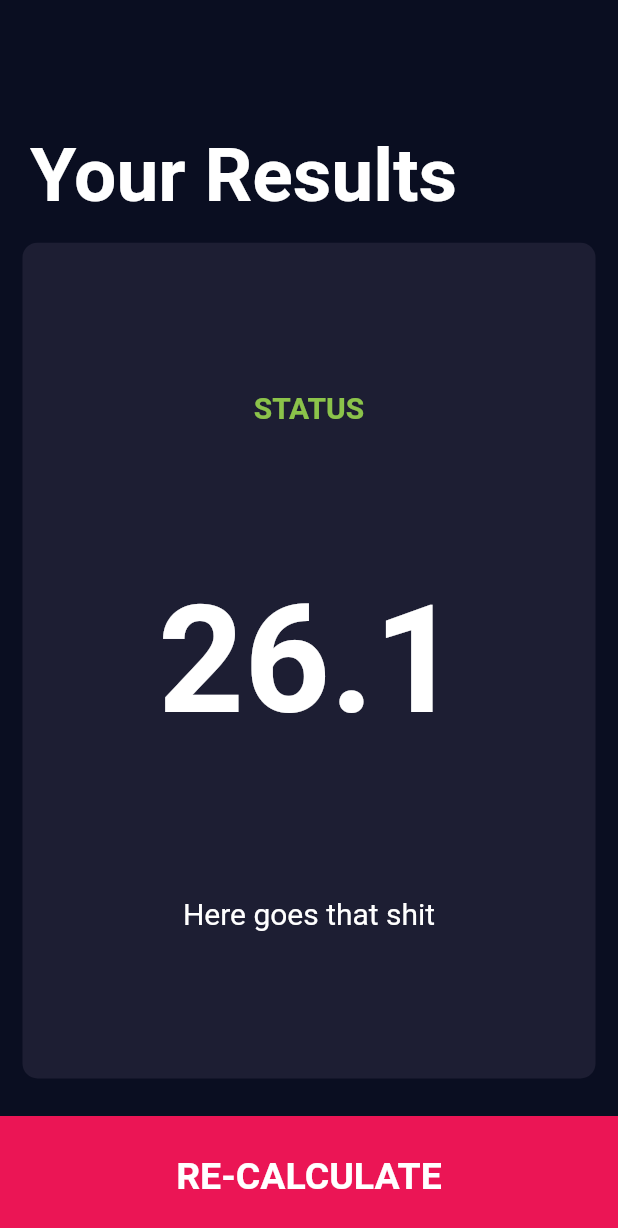
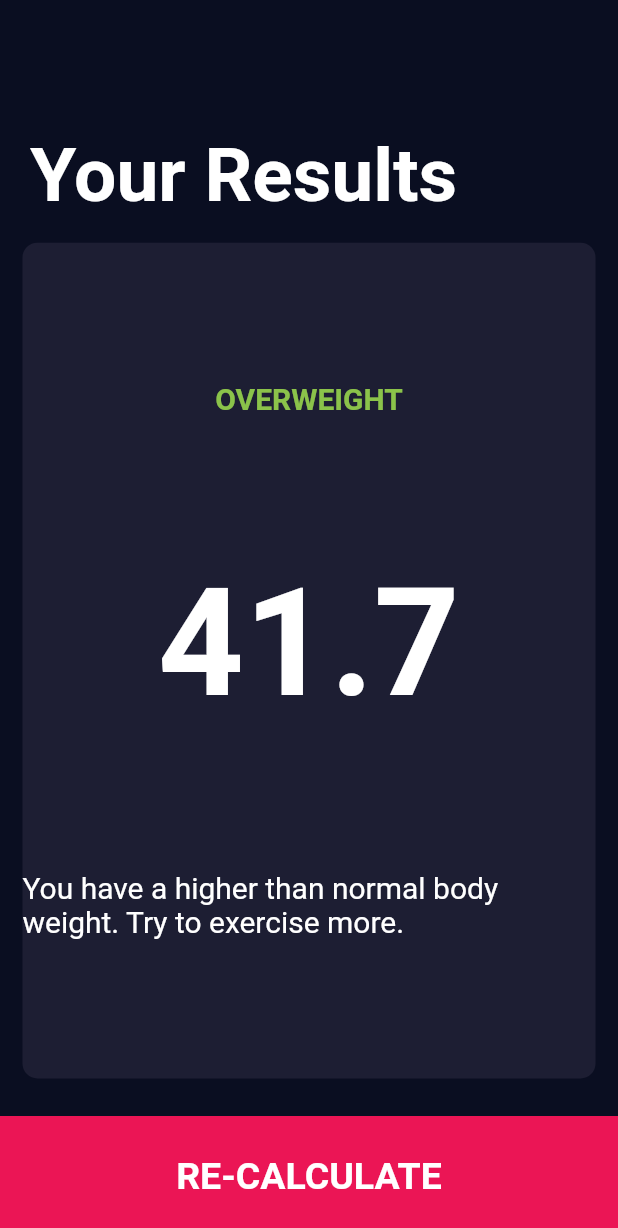
Before and after one commit to Gonzz-96/flutter-bootcamp-projects, a Flutter app: the screen it shows after launch, after a tap on "CALCULATE", on a phone screen of 412 x 824 dp. Shown: the top 1228 px of the screen. Run offline on Flutter 3.47's test engine with Material 2 defaults, Android fonts, the phone set to English and light mode, and no system bars; our stand-ins replace font_awesome_flutter.

Commit message:
Give behavior to the app.

```diff
--- /dev/null
+++ b/bmi-calculator-flutter/lib/calculator_brain.dart
@@ -0,0 +1,38 @@
+import 'dart:math';
+
+class CalculatorBrain {
+  CalculatorBrain({
+    this.height,
+    this.weight,
+  });
+
+  final int height;
+  final int weight;
+
+  double _bmi;
+
+  String calculateBMI() {
+    _bmi = weight / pow(height / 100, 2);
+    return _bmi.toStringAsFixed(1);
+  }
+
+  String getResult() {
+    if (_bmi >= 25) {
+      return 'Overweight';
+    } else if (_bmi > 18.5) {
+      return 'Normal';
+    } else {
+      return 'Underweight';
+    }
+  }
+
+  String getInterpretation() {
+    if (_bmi >= 25) {
+      return 'You have a higher than normal body weight. Try to exercise more.';
+    } else if (_bmi > 18.5) {
+      return 'You have a normal body weight. Good job!';
+    } else {
+      return 'You have a lower than normal body weight. You can eat a bit more.';
+    }
+  }
+}
--- a/bmi-calculator-flutter/lib/input_page.dart
+++ b/bmi-calculator-flutter/lib/input_page.dart
@@ -7,6 +7,7 @@ import 'constants.dart';
 import 'genre.dart';
 import 'icon_content.dart';
 import 'results_page.dart';
+import 'calculator_brain.dart';
 
 class InputPage extends StatefulWidget {
   @override
@@ -15,7 +16,7 @@ class InputPage extends StatefulWidget {
 
 class _InputPageState extends State<InputPage> {
   Genre selectedGender;
-  int selectedHeight = 120;
+  int height = 120;
   int weight = 60;
   int age = 10;
 
@@ -76,7 +77,7 @@ class _InputPageState extends State<InputPage> {
                     textBaseline: TextBaseline.alphabetic,
                     children: <Widget>[
                       Text(
-                        selectedHeight.toString(),
+                        height.toString(),
                         style: kNumberTextStyle,
                       ),
                       Text(
@@ -99,10 +100,10 @@ class _InputPageState extends State<InputPage> {
                       onChanged: (double value) {
                         print("Slides Value: $value");
                         setState(() {
-                          selectedHeight = value.round();
+                          height = value.round();
                         });
                       },
-                      value: selectedHeight.toDouble(),
+                      value: height.toDouble(),
                       max: 220.0,
                       min: 120.0,
                     ),
@@ -197,8 +198,21 @@ class _InputPageState extends State<InputPage> {
           ),
           GestureDetector(
             onTap: () {
-              Navigator.push(context,
-                  MaterialPageRoute(builder: (context) => ResultsPage()));
+              CalculatorBrain calculatorBrain = CalculatorBrain(
+                height: height,
+                weight: weight,
+              );
+
+              Navigator.push(
+                context,
+                MaterialPageRoute(
+                  builder: (context) => ResultsPage(
+                    bmiResult: calculatorBrain.calculateBMI(),
+                    resultText: calculatorBrain.getResult(),
+                    interpretation: calculatorBrain.getInterpretation(),
+                  ),
+                ),
+              );
             },
             child: Container(
               color: kCalculateButtonColor,
--- a/bmi-calculator-flutter/lib/results_page.dart
+++ b/bmi-calculator-flutter/lib/results_page.dart
@@ -4,6 +4,16 @@ import 'package:flutter/material.dart';
 import 'constants.dart';
 
 class ResultsPage extends StatelessWidget {
+  ResultsPage({
+    @required this.bmiResult,
+    @required this.resultText,
+    @required this.interpretation,
+  });
+
+  final String bmiResult;
+  final String resultText;
+  final String interpretation;
+
   @override
   Widget build(BuildContext context) {
     return Scaffold(
@@ -33,25 +43,28 @@ class ResultsPage extends StatelessWidget {
               cardColor: kActiveCardColor,
               child: Container(
                 child: Column(
+                  crossAxisAlignment: CrossAxisAlignment.center,
                   mainAxisAlignment: MainAxisAlignment.spaceEvenly,
                   children: <Widget>[
                     Text(
-                      "STATUS",
+                      resultText.toUpperCase(),
                       style: TextStyle(
                           fontWeight: FontWeight.bold,
                           fontSize: 20.0,
                           color: Colors.lightGreen),
                     ),
                     Text(
-                      "26.1",
+                      bmiResult,
                       style: TextStyle(
                         fontWeight: FontWeight.bold,
                         fontSize: 100.0,
                       ),
                     ),
                     Text(
-                      "Here goes that shit",
-                      style: TextStyle(fontSize: 20),
+                      interpretation,
+                      style: TextStyle(
+                        fontSize: 20,
+                      ),
                     )
                   ],
                 ),
```
